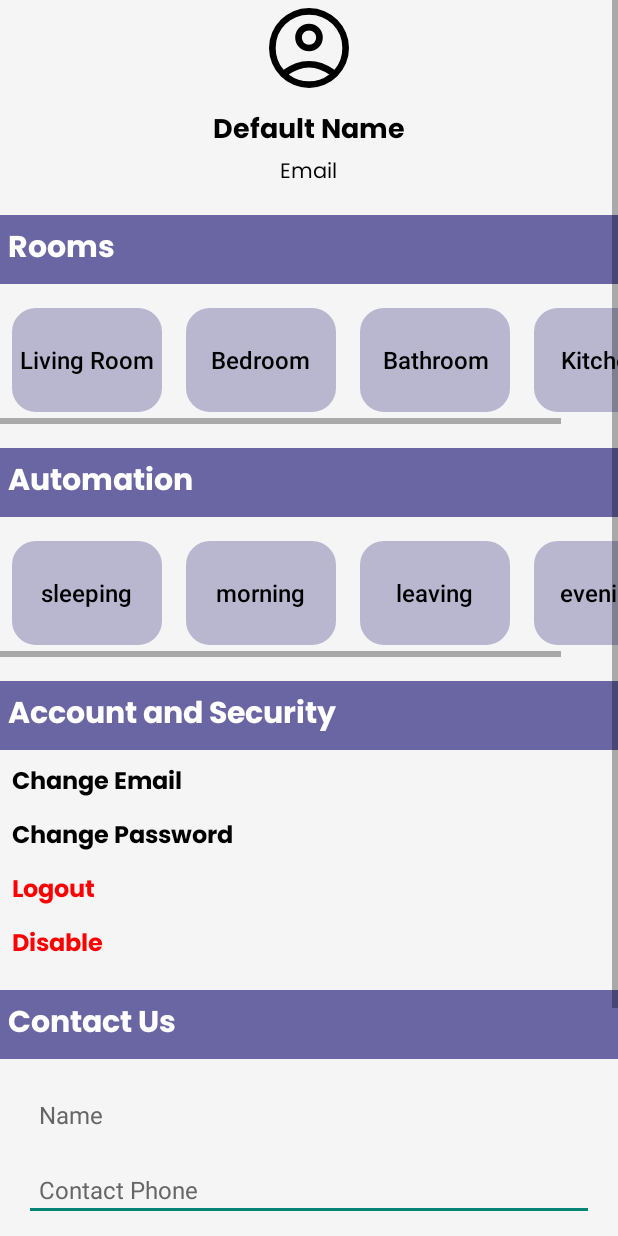
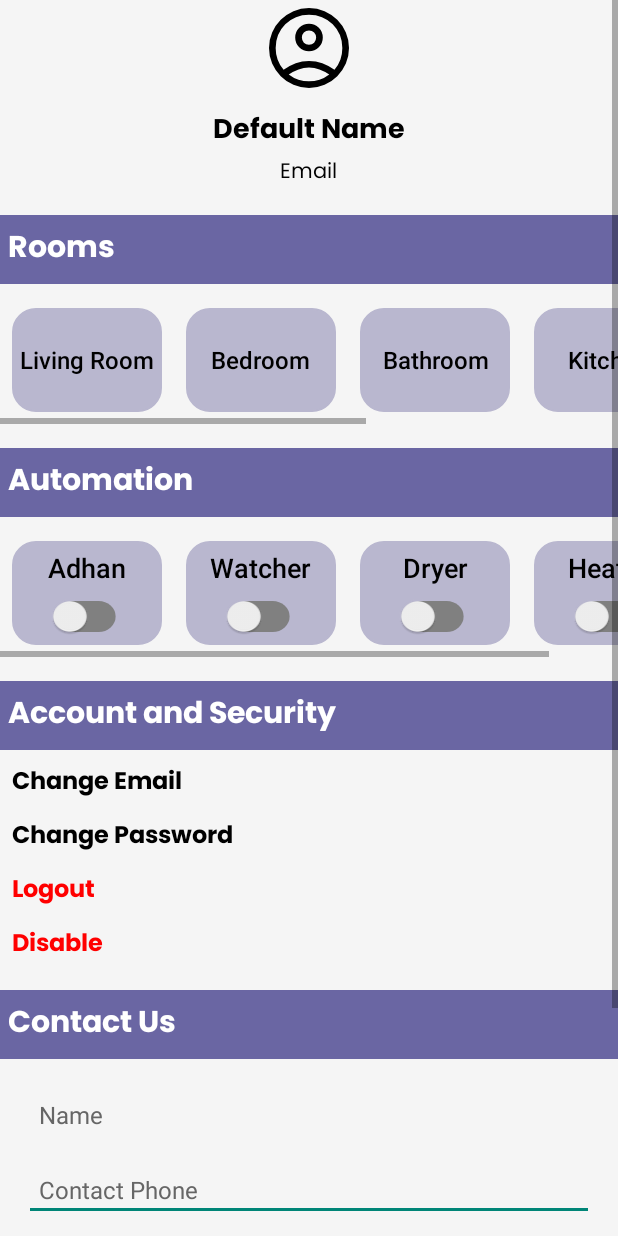
Before and after one commit to Merhii/Smart-Home-Dashboard, an Android app built with Jetpack Compose: the ProfileActivity screen opened directly, with no data from a screen before it, on a phone screen of 412 x 824 dp. Run offline under Robolectric (Android 15) with nearby library versions, the phone set to English and light mode, and no system bars; Roboto replaces fonts that are not available here.

Commit message:
automation switches

```diff
--- a/app/src/main/res/layout/profile.xml
+++ b/app/src/main/res/layout/profile.xml
@@ -120,7 +120,7 @@
                         android:textSize="16sp" />
                 </FrameLayout>
                 <FrameLayout
-                    android:layout_width="90dp"
+                    android:layout_width="100dp"
                     android:layout_height="69dp"
                     android:layout_margin="8dp">
                     <View
@@ -133,6 +133,44 @@
                         android:layout_height="wrap_content"
                         android:layout_gravity="center"
                         android:text="Kitchen"
+                        android:textColor="#000000"
+                        android:textSize="16sp"
+                        android:fontFamily="sans-serif-medium"
+                        android:gravity="center" />
+                </FrameLayout>
+                <FrameLayout
+                    android:layout_width="100dp"
+                    android:layout_height="69dp"
+                    android:layout_margin="8dp">
+                    <View
+                        android:layout_width="match_parent"
+                        android:layout_height="match_parent"
+                        android:background="@drawable/quick_profile"
+                        android:backgroundTint="#B9B7CF" />
+                    <TextView
+                        android:layout_width="wrap_content"
+                        android:layout_height="wrap_content"
+                        android:layout_gravity="center"
+                        android:text="Bedroom"
+                        android:textColor="#000000"
+                        android:textSize="16sp"
+                        android:fontFamily="sans-serif-medium"
+                        android:gravity="center" />
+                </FrameLayout>
+                <FrameLayout
+                    android:layout_width="100dp"
+                    android:layout_height="69dp"
+                    android:layout_margin="8dp">
+                    <View
+                        android:layout_width="match_parent"
+                        android:layout_height="match_parent"
+                        android:background="@drawable/quick_profile"
+                        android:backgroundTint="#B9B7CF" />
+                    <TextView
+                        android:layout_width="wrap_content"
+                        android:layout_height="wrap_content"
+                        android:layout_gravity="center"
+                        android:text="Garage"
                         android:textColor="#000000"
                         android:textSize="16sp"
                         android:fontFamily="sans-serif-medium"
@@ -171,12 +209,22 @@
                 <TextView
                     android:layout_width="wrap_content"
                     android:layout_height="wrap_content"
+                    android:layout_gravity="top|center"
+                    android:layout_marginTop="5dp"
+                    android:text="Adhan"
+                    android:textColor="#000000"
+                    android:textSize="18sp"
+                    android:fontFamily="sans-serif-medium"
+                    android:gravity="center_horizontal"></TextView>
+                <Switch
+                    android:id="@+id/switchAdhan"
+                    android:layout_width="wrap_content"
+                    android:layout_height="wrap_content"
                     android:layout_gravity="center"
-                    android:text="sleeping"
-                    android:textColor="#000000"
-                    android:textSize="16sp"
-                    android:fontFamily="sans-serif-medium"
-                    android:gravity="center" />
+                    android:layout_marginTop="20dp"
+                    android:scaleX="1.1"
+                    android:track="@drawable/track"
+                    android:layout_marginBottom="4dp"/>/>
             </FrameLayout>
             <FrameLayout
                 android:layout_width="100dp"
@@ -190,12 +238,22 @@
                 <TextView
                     android:layout_width="wrap_content"
                     android:layout_height="wrap_content"
-                    android:layout_gravity="center"
-                    android:text="morning"
+                    android:layout_gravity="top|center"
+                    android:layout_marginTop="5dp"
+                    android:text="Watcher"
                     android:textColor="#000000"
-                    android:textSize="16sp"
+                    android:textSize="18sp"
                     android:fontFamily="sans-serif-medium"
                     android:gravity="center" />
+                <Switch
+                    android:id="@+id/switchWatcher"
+                    android:layout_width="wrap_content"
+                    android:layout_height="wrap_content"
+                    android:layout_gravity="center"
+                    android:layout_marginTop="20dp"
+                    android:scaleX="1.1"
+                    android:track="@drawable/track"
+                    android:layout_marginBottom="4dp"/>
             </FrameLayout>
             <FrameLayout
                 android:layout_width="100dp"
@@ -209,15 +267,25 @@
                 <TextView
                     android:layout_width="wrap_content"
                     android:layout_height="wrap_content"
-                    android:layout_gravity="center"
+                    android:layout_gravity="top|center"
+                    android:layout_marginTop="5dp"
                     android:fontFamily="sans-serif-medium"
                     android:gravity="center"
-                    android:text="leaving"
+                    android:text="Dryer"
                     android:textColor="#000000"
-                    android:textSize="16sp" />
+                    android:textSize="18sp" />
+                <Switch
+                    android:id="@+id/switchDryer"
+                    android:layout_width="wrap_content"
+                    android:layout_height="wrap_content"
+                    android:layout_gravity="center"
+                    android:layout_marginTop="20dp"
+                    android:scaleX="1.1"
+                    android:track="@drawable/track"
+                    android:layout_marginBottom="4dp"/>
             </FrameLayout>
             <FrameLayout
-                android:layout_width="90dp"
+                android:layout_width="100dp"
                 android:layout_height="69dp"
                 android:layout_margin="8dp">
                 <View
@@ -228,12 +296,22 @@
                 <TextView
                     android:layout_width="wrap_content"
                     android:layout_height="wrap_content"
-                    android:layout_gravity="center"
-                    android:text="evening"
+                    android:layout_gravity="top|center"
+                    android:layout_marginTop="5dp"
+                    android:text="Heater"
                     android:textColor="#000000"
-                    android:textSize="16sp"
+                    android:textSize="18sp"
                     android:fontFamily="sans-serif-medium"
                     android:gravity="center" />
+                <Switch
+                    android:id="@+id/switchHeater"
+                    android:layout_width="wrap_content"
+                    android:layout_height="wrap_content"
+                    android:layout_gravity="center"
+                    android:layout_marginTop="20dp"
+                    android:scaleX="1.1"
+                    android:track="@drawable/track"
+                    android:layout_marginBottom="4dp"/>
             </FrameLayout>
         </LinearLayout>
         </HorizontalScrollView>
```
